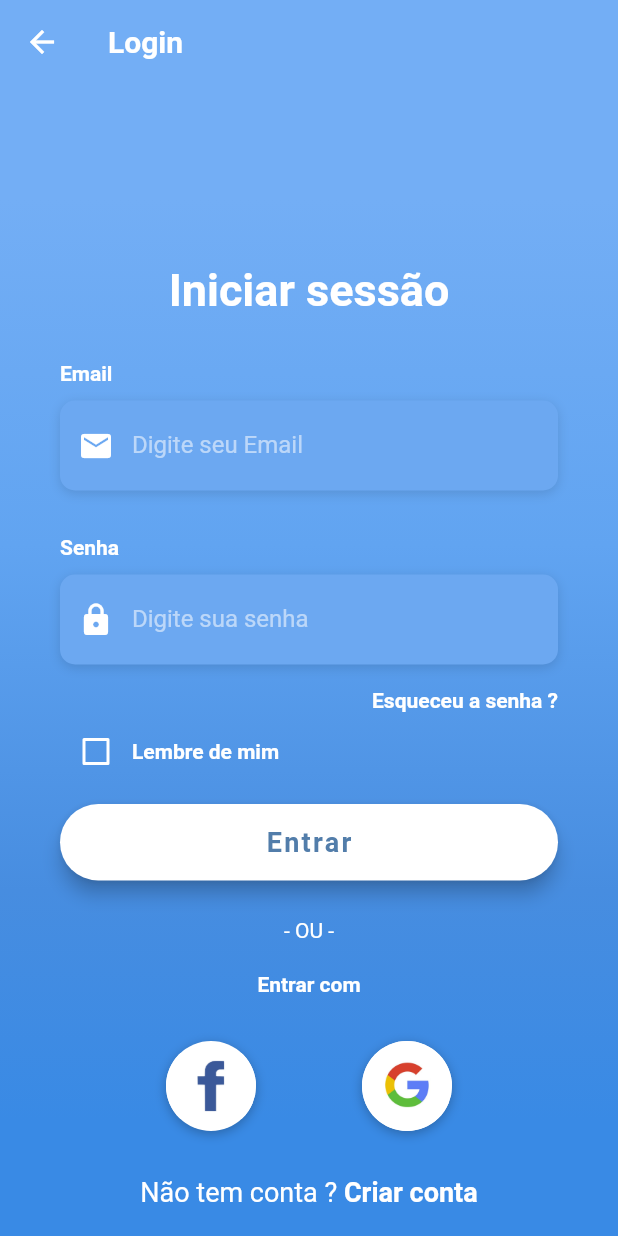
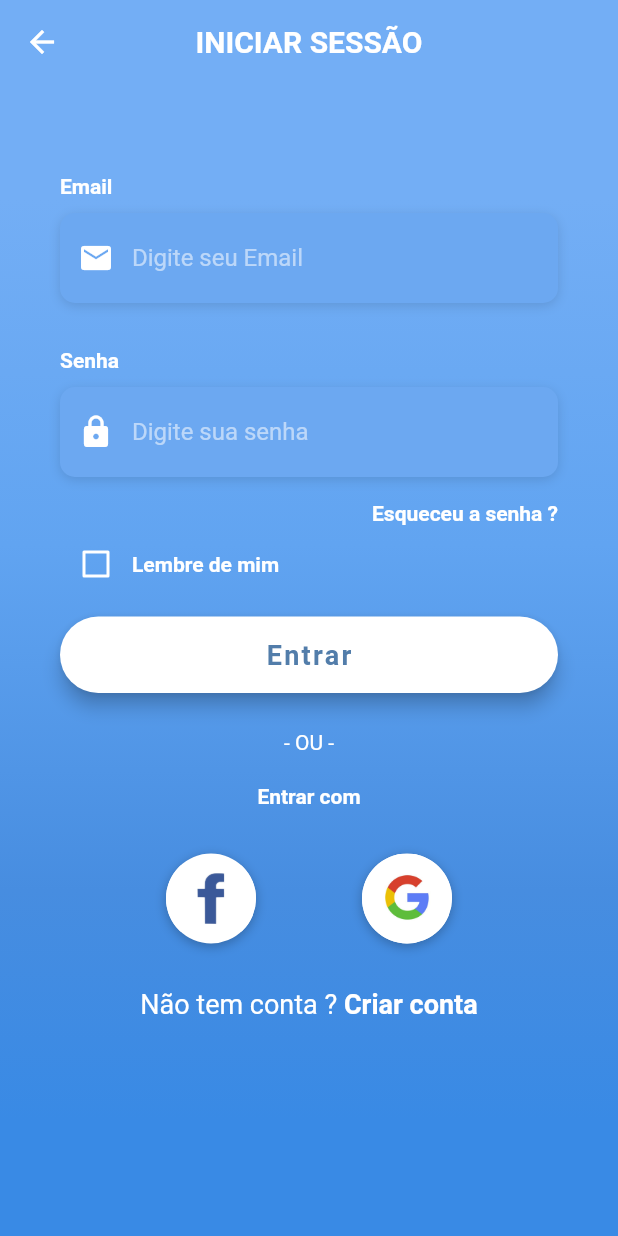
Before and after one commit to guilhermerfs00/cmds, a Flutter app: the screen it shows after launch, after a tap on "Pular", on a phone screen of 412 x 824 dp. Run offline on Flutter 3.47's test engine with Material 2 defaults, Android fonts, the phone set to English and light mode, and no system bars; our stand-ins replace charts_flutter, cloud_firestore, font_awesome_flutter; accounts and stored records are empty; Roboto replaces fonts that are missing (OpenSans).

```diff
--- a/lib/screens/login_screen.dart
+++ b/lib/screens/login_screen.dart
@@ -249,8 +249,9 @@ class _LoginScreenState extends State<LoginScreen> {
       appBar: AppBar(
         backgroundColor: Color(0xFF73AEF5),
         elevation: 0,
+        centerTitle: true,
         title: Text(
-          'Login',
+          'INICIAR SESSÃO',
           style: TextStyle(
             color: Colors.white,
             fontFamily: 'OpenSans',
@@ -287,20 +288,11 @@ class _LoginScreenState extends State<LoginScreen> {
                   physics: AlwaysScrollableScrollPhysics(),
                   padding: EdgeInsets.symmetric(
                     horizontal: 40.0,
-                    vertical: 120.0,
+                    vertical: 30.0,
                   ),
                   child: Column(
                     mainAxisAlignment: MainAxisAlignment.center,
                     children: <Widget>[
-                      Text(
-                        'Iniciar sessão',
-                        style: TextStyle(
-                          color: Colors.white,
-                          fontFamily: 'OpenSans',
-                          fontSize: 30.0,
-                          fontWeight: FontWeight.bold,
-                        ),
-                      ),
                       SizedBox(height: 30.0),
                       _buildEmail(),
                       SizedBox(
```
